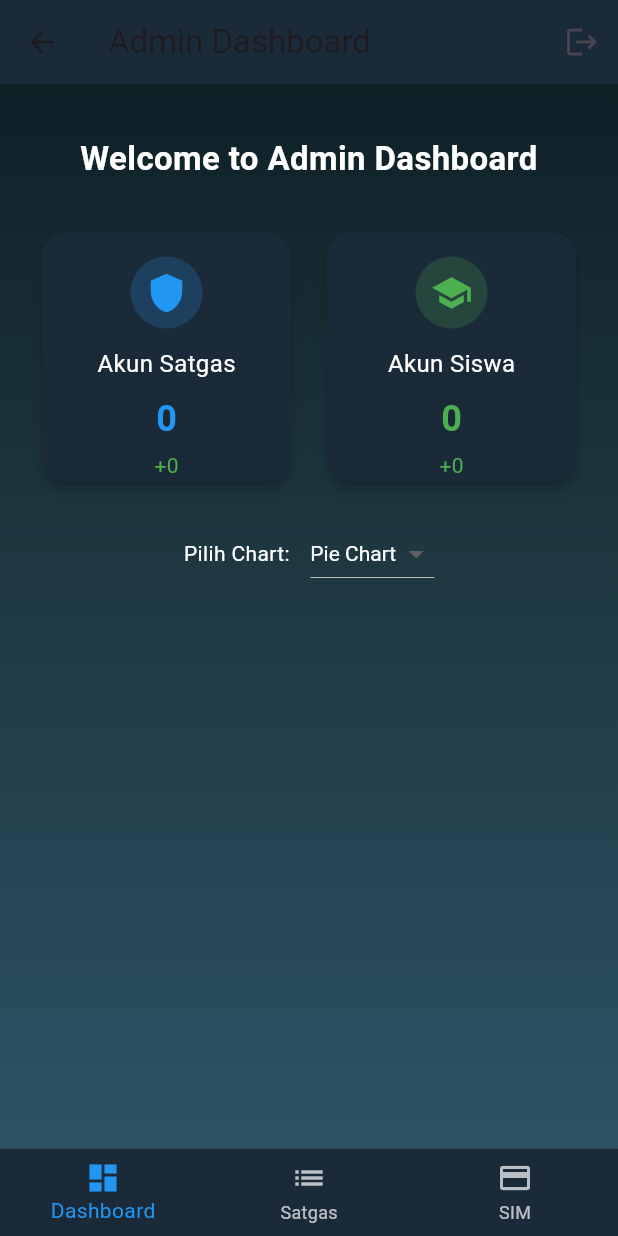
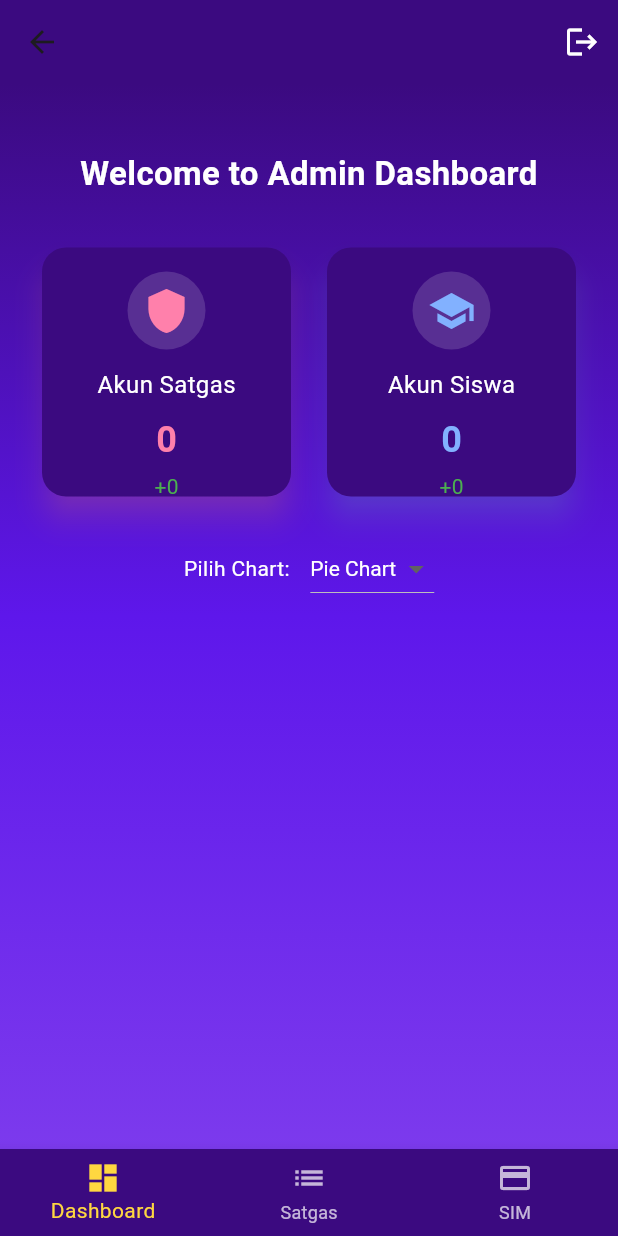
Before and after one commit to ArvaRasendriya/SistemParkirSekolah, a Flutter app: the AdminDashboardPage screen opened by its route, on a phone screen of 412 x 824 dp. Run offline on Flutter 3.47's test engine with Material 3 defaults, Android fonts, the phone set to English and light mode, and no system bars; drawn by our look-alikes of fl_chart; our stand-ins replace audioplayers, camera, google_fonts, image_cropper, qr_flutter, shared_preferences and 2 more; missing offline and left inert: mobile_scanner; accounts and stored records are empty.

Commit message:
admin anyar

```diff
--- a/lib/pages/admin_dashboard_page.dart
+++ b/lib/pages/admin_dashboard_page.dart
@@ -2,7 +2,7 @@ import 'package:flutter/material.dart';
 import 'package:supabase_flutter/supabase_flutter.dart';
 import 'satgas_list_page.dart';
 import 'admin_sim_page.dart';
-import 'login_page.dart'; // pastikan ada file login_page.dart
+import 'login_page.dart';
 import 'package:fl_chart/fl_chart.dart';
 
 enum ChartType { pie, bar }
@@ -42,13 +42,13 @@ class _AdminDashboardPageState extends State<AdminDashboardPage> {
   @override
   Widget build(BuildContext context) {
     return Scaffold(
-      backgroundColor: const Color(0xFF0F2027),
+      backgroundColor: const Color(0xFF2A0A5E),
       appBar: AppBar(
-        backgroundColor: const Color(0xFF1B2A38),
-        title: const Text('Admin Dashboard'),
+        backgroundColor: const Color(0xFF3B0A80),
+        title: const SizedBox.shrink(), // Hilangkan tulisan "Admin Dashboard"
         actions: [
           IconButton(
-            icon: const Icon(Icons.logout),
+            icon: const Icon(Icons.logout, color: Colors.white), // tombol logout putih penuh
             onPressed: _logout,
             tooltip: 'Logout',
           ),
@@ -62,7 +62,7 @@ class _AdminDashboardPageState extends State<AdminDashboardPage> {
         child: _pages[_selectedIndex],
       ),
       bottomNavigationBar: BottomNavigationBar(
-        backgroundColor: const Color(0xFF1B2A38),
+        backgroundColor: const Color(0xFF3B0A80),
         items: const [
           BottomNavigationBarItem(
             icon: Icon(Icons.dashboard),
@@ -78,7 +78,7 @@ class _AdminDashboardPageState extends State<AdminDashboardPage> {
           ),
         ],
         currentIndex: _selectedIndex,
-        selectedItemColor: Colors.blue,
+        selectedItemColor: Colors.amberAccent,
         unselectedItemColor: Colors.white70,
         onTap: _onItemTapped,
       ),
@@ -100,7 +100,6 @@ class _DashboardContentState extends State<DashboardContent> {
   int akunSiswa = 0;
 
   bool loading = true;
-
   ChartType selectedChart = ChartType.pie;
 
   @override
@@ -136,9 +135,9 @@ class _DashboardContentState extends State<DashboardContent> {
       decoration: const BoxDecoration(
         gradient: LinearGradient(
           colors: [
-            Color(0xFF0F2027),
-            Color(0xFF203A43),
-            Color(0xFF2C5364),
+            Color(0xFF3B0A80),
+            Color(0xFF5E17EB),
+            Color(0xFF7C3AED),
           ],
           begin: Alignment.topCenter,
           end: Alignment.bottomCenter,
@@ -149,7 +148,7 @@ class _DashboardContentState extends State<DashboardContent> {
         child: Column(
           crossAxisAlignment: CrossAxisAlignment.stretch,
           children: [
-            const SizedBox(height: 10),
+            const SizedBox(height: 20),
             const Text(
               'Welcome to Admin Dashboard',
               style: TextStyle(
@@ -168,7 +167,6 @@ class _DashboardContentState extends State<DashboardContent> {
                   : SingleChildScrollView(
                       child: Column(
                         children: [
-                          // Grid of two cards (kept as before but shrink-wrapped)
                           GridView.count(
                             shrinkWrap: true,
                             physics: const NeverScrollableScrollPhysics(),
@@ -181,7 +179,7 @@ class _DashboardContentState extends State<DashboardContent> {
                                 value: "$akunSatgas",
                                 change: "+0",
                                 icon: Icons.shield,
-                                color: Colors.blue,
+                                color: Colors.pinkAccent.shade100, // lebih terang
                                 onTap: () {
                                   Navigator.push(
                                     context,
@@ -195,7 +193,7 @@ class _DashboardContentState extends State<DashboardContent> {
                                 value: "$akunSiswa",
                                 change: "+0",
                                 icon: Icons.school,
-                                color: Colors.green,
+                                color: Colors.blueAccent.shade100, // lebih terang
                                 onTap: () {
                                   Navigator.push(
                                     context,
@@ -206,10 +204,7 @@ class _DashboardContentState extends State<DashboardContent> {
                               ),
                             ],
                           ),
-
                           const SizedBox(height: 20),
-
-                          // Dropdown to choose chart type
                           Row(
                             mainAxisAlignment: MainAxisAlignment.center,
                             children: [
@@ -219,7 +214,7 @@ class _DashboardContentState extends State<DashboardContent> {
                               ),
                               const SizedBox(width: 10),
                               DropdownButton<ChartType>(
-                                dropdownColor: Colors.black87,
+                                dropdownColor: const Color(0xFF3B0A80),
                                 value: selectedChart,
                                 style: const TextStyle(color: Colors.white),
                                 items: const [
@@ -240,10 +235,7 @@ class _DashboardContentState extends State<DashboardContent> {
                               ),
                             ],
                           ),
-
                           const SizedBox(height: 20),
-
-                          // Chart area
                           SizedBox(
                             height: 240,
                             child: selectedChart == ChartType.pie
@@ -255,7 +247,7 @@ class _DashboardContentState extends State<DashboardContent> {
                                         PieChartSectionData(
                                           value: akunSatgas.toDouble(),
                                           title: 'Satgas\n$akunSatgas',
-                                          color: Colors.blue,
+                                          color: Colors.pinkAccent.shade100, // terang
                                           radius: 60,
                                           titleStyle: const TextStyle(
                                               color: Colors.white,
@@ -265,7 +257,7 @@ class _DashboardContentState extends State<DashboardContent> {
                                         PieChartSectionData(
                                           value: akunSiswa.toDouble(),
                                           title: 'Siswa\n$akunSiswa',
-                                          color: Colors.green,
+                                          color: Colors.blueAccent.shade100, // terang
                                           radius: 60,
                                           titleStyle: const TextStyle(
                                               color: Colors.white,
@@ -280,11 +272,17 @@ class _DashboardContentState extends State<DashboardContent> {
                                       maxY: maxY,
                                       barGroups: [
                                         BarChartGroupData(x: 0, barRods: [
-                                          BarChartRodData(toY: akunSatgas.toDouble(), color: Colors.blue, width: 18)
-                                        ], showingTooltipIndicators: const [0]),
+                                          BarChartRodData(
+                                              toY: akunSatgas.toDouble(),
+                                              color: Colors.pinkAccent.shade100,
+                                              width: 18)
+                                        ]),
                                         BarChartGroupData(x: 1, barRods: [
-                                          BarChartRodData(toY: akunSiswa.toDouble(), color: Colors.green, width: 18)
-                                        ], showingTooltipIndicators: const [0]),
+                                          BarChartRodData(
+                                              toY: akunSiswa.toDouble(),
+                                              color: Colors.blueAccent.shade100,
+                                              width: 18)
+                                        ]),
                                       ],
                                       titlesData: FlTitlesData(
                                         show: true,
@@ -308,7 +306,6 @@ class _DashboardContentState extends State<DashboardContent> {
                                     ),
                                   ),
                           ),
-                          const SizedBox(height: 30),
                         ],
                       ),
                     ),
@@ -344,40 +341,31 @@ class StatCard extends StatelessWidget {
       onTap: onTap,
       borderRadius: BorderRadius.circular(16),
       child: Card(
-        color: const Color(0xFF1B2A38),
+        color: const Color(0xFF3B0A80),
         shape: RoundedRectangleBorder(borderRadius: BorderRadius.circular(16)),
-        elevation: 3,
+        elevation: 8, // lebih tinggi agar shadow lebih terlihat
+        shadowColor: color.withOpacity(0.5), // shadow warna icon
         child: Padding(
           padding: const EdgeInsets.all(16.0),
           child: Column(
             mainAxisAlignment: MainAxisAlignment.center,
             children: [
               CircleAvatar(
-                backgroundColor: color.withOpacity(0.2),
-                radius: 24,
-                child: Icon(icon, color: color, size: 28),
+                backgroundColor: Colors.white.withOpacity(0.15),
+                radius: 26,
+                child: Icon(icon, color: color, size: 32), // icon lebih besar & terang
               ),
               const SizedBox(height: 12),
-              Text(
-                title,
-                style: const TextStyle(fontSize: 16, color: Colors.white),
-              ),
+              Text(title, style: const TextStyle(fontSize: 16, color: Colors.white)),
               const SizedBox(height: 8),
               Text(
                 value,
-                style: TextStyle(
-                  fontSize: 24,
-                  fontWeight: FontWeight.bold,
-                  color: color,
-                ),
+                style: TextStyle(fontSize: 24, fontWeight: FontWeight.bold, color: color),
               ),
               const SizedBox(height: 4),
               Text(
                 change,
-                style: TextStyle(
-                  fontSize: 14,
-                  color: change.contains("+") ? Colors.green : Colors.red,
-                ),
+                style: TextStyle(fontSize: 14, color: change.contains("+") ? Colors.green : Colors.red),
               ),
             ],
           ),
@@ -387,7 +375,7 @@ class StatCard extends StatelessWidget {
   }
 }
 
-/// ====== DETAIL PAGES YANG DIPERTAHANKAN ======
+// ====== DETAIL PAGES ======
 
 class SatgasAccountsPage extends StatelessWidget {
   const SatgasAccountsPage({super.key});
@@ -396,39 +384,29 @@ class SatgasAccountsPage extends StatelessWidget {
   Widget build(BuildContext context) {
     final supabase = Supabase.instance.client;
     return Scaffold(
-      backgroundColor: const Color(0xFF0F2027),
+      backgroundColor: const Color(0xFF2A0A5E),
       appBar: AppBar(
         title: const Text("Akun Satgas"),
-        backgroundColor: const Color(0xFF1B2A38),
+        backgroundColor: const Color(0xFF3B0A80),
       ),
       body: FutureBuilder<List<dynamic>>(
         future: supabase.from('profiles').select('email'),
         builder: (context, snapshot) {
           if (snapshot.connectionState == ConnectionState.waiting) {
-            return const Center(
-                child: CircularProgressIndicator(color: Colors.white));
+            return const Center(child: CircularProgressIndicator(color: Colors.white));
           }
           if (snapshot.hasError) {
-            return Center(
-              child: Text("Error: ${snapshot.error}",
-                  style: const TextStyle(color: Colors.red)),
-            );
+            return Center(child: Text("Error: ${snapshot.error}", style: const TextStyle(color: Colors.red)));
           }
           final data = snapshot.data ?? [];
           if (data.isEmpty) {
-            return const Center(
-              child: Text("Tidak ada data",
-                  style: TextStyle(color: Colors.white)),
-            );
+            return const Center(child: Text("Tidak ada data", style: TextStyle(color: Colors.white)));
           }
           return ListView.builder(
             itemCount: data.length,
             itemBuilder: (_, i) {
               return ListTile(
-                title: Text(
-                  data[i]['email'],
-                  style: const TextStyle(color: Colors.white),
-                ),
+                title: Text(data[i]['email'], style: const TextStyle(color: Colors.white)),
               );
             },
           );
@@ -445,45 +423,34 @@ class SiswaAccountsPage extends StatelessWidget {
   Widget build(BuildContext context) {
     final supabase = Supabase.instance.client;
     return Scaffold(
-      backgroundColor: const Color(0xFF0F2027),
+      backgroundColor: const Color(0xFF2A0A5E),
       appBar: AppBar(
         title: const Text("Akun Siswa"),
-        backgroundColor: const Color(0xFF1B2A38),
+        backgroundColor: const Color(0xFF3B0A80),
       ),
       body: FutureBuilder<List<dynamic>>(
         future: supabase.from('siswa').select('nama, qr_url'),
         builder: (context, snapshot) {
           if (snapshot.connectionState == ConnectionState.waiting) {
-            return const Center(
-                child: CircularProgressIndicator(color: Colors.white));
+            return const Center(child: CircularProgressIndicator(color: Colors.white));
           }
           if (snapshot.hasError) {
-            return Center(
-              child: Text("Error: ${snapshot.error}",
-                  style: const TextStyle(color: Colors.red)),
-            );
+            return Center(child: Text("Error: ${snapshot.error}", style: const TextStyle(color: Colors.red)));
           }
           final data = snapshot.data ?? [];
           if (data.isEmpty) {
-            return const Center(
-              child: Text("Tidak ada data",
-                  style: TextStyle(color: Colors.white)),
-            );
+            return const Center(child: Text("Tidak ada data", style: TextStyle(color: Colors.white)));
           }
           return ListView.builder(
             itemCount: data.length,
             itemBuilder: (_, i) {
               return Card(
-                color: const Color(0xFF1B2A38),
+                color: const Color(0xFF3B0A80),
                 child: ListTile(
-                  leading: data[i]['qr_url'] != null &&
-                          data[i]['qr_url'].toString().isNotEmpty
+                  leading: data[i]['qr_url'] != null && data[i]['qr_url'].toString().isNotEmpty
                       ? Image.network(data[i]['qr_url'], width: 50)
                       : const Icon(Icons.qr_code, color: Colors.white),
-                  title: Text(
-                    data[i]['nama'],
-                    style: const TextStyle(color: Colors.white),
-                  ),
+                  title: Text(data[i]['nama'], style: const TextStyle(color: Colors.white)),
                 ),
               );
             },
```
